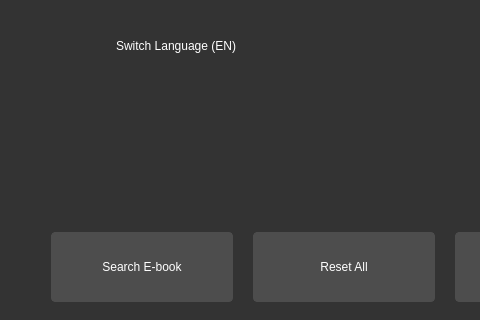
Before: the Qt Designer form source/features/ui/homepage.ui in Teky500/Ebook-PR-Application, drawn with Qt 5; both pictures show x 0 to 480 and y 0 to 320 of the 1092 by 683 pixel window.
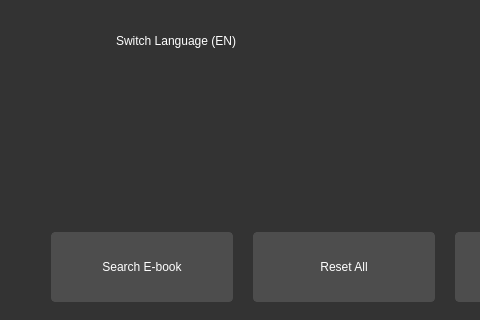
After: the same form once the commit is applied.

Commit message: fixed overlapping of main page - reem

Patch:
```diff
--- a/source/features/ui/homepage.ui
+++ b/source/features/ui/homepage.ui
@@ -112,13 +112,13 @@
        <property name="minimumSize">
         <size>
          <width>0</width>
-         <height>70</height>
+         <height>60</height>
         </size>
        </property>
        <property name="maximumSize">
         <size>
          <width>260</width>
-         <height>70</height>
+         <height>60</height>
         </size>
        </property>
        <property name="cursor">
@@ -151,7 +151,7 @@
         <number>0</number>
        </property>
        <property name="topMargin">
-        <number>20</number>
+        <number>0</number>
        </property>
        <item>
         <widget class="QLabel" name="set_university_name">
```
Left out of the diff: 4 changed lines with no effect on the pictures. The commit also changes 2 other files.
